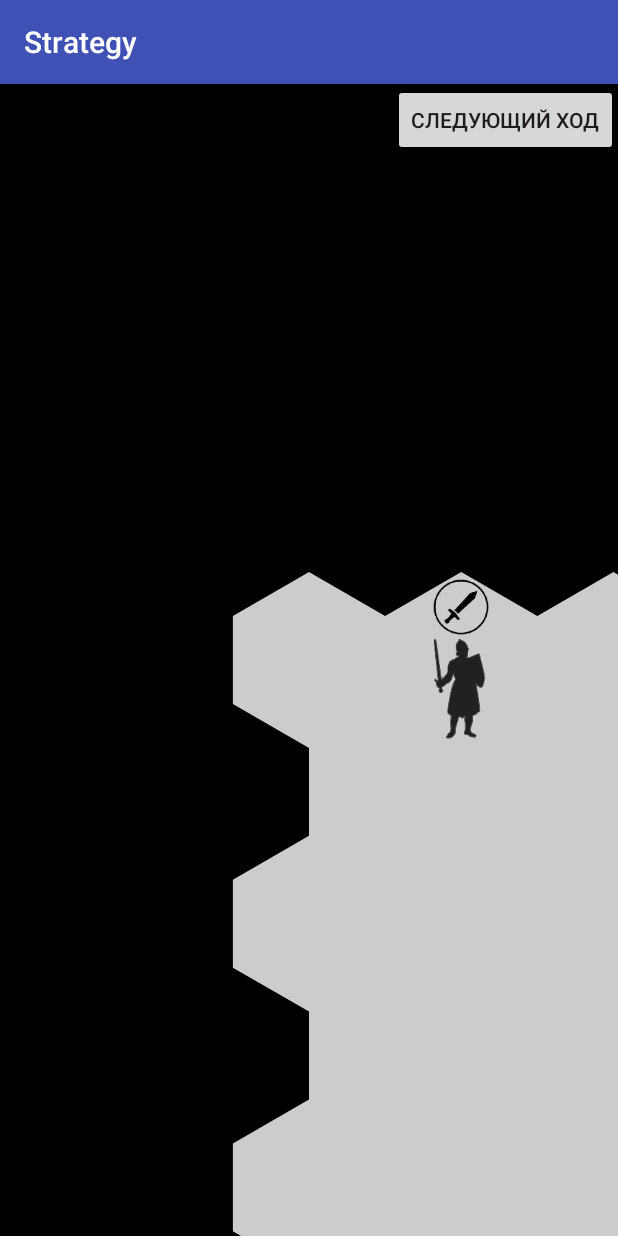
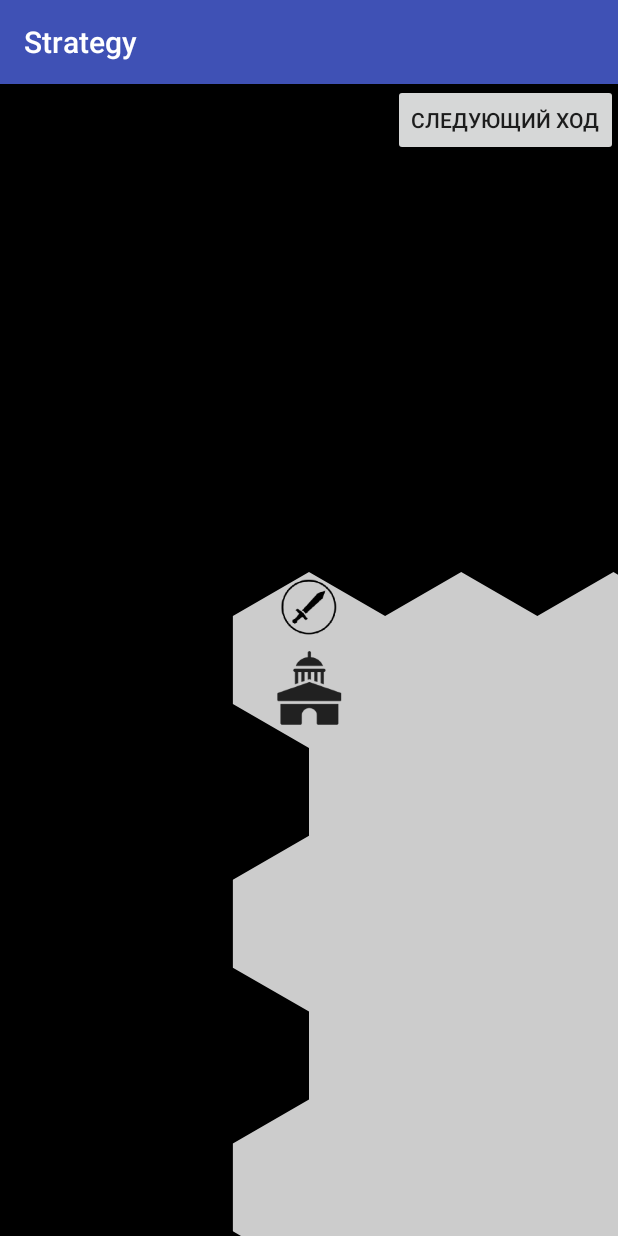
Before and after one commit to rpuxa/Strategy, an Android app: the screen it shows after launch (GameActivity), on a phone screen of 412 x 824 dp. Run offline under Robolectric (Android 15) with nearby library versions, the phone set to English and light mode, and no system bars.

Commit message:
fixed visual bugs

```diff
--- a/app/src/main/java/ru/rpuxa/strategy/visual/view/FieldView.kt
+++ b/app/src/main/java/ru/rpuxa/strategy/visual/view/FieldView.kt
@@ -12,10 +12,12 @@ import ru.rpuxa.strategy.field.FightingUnit
 import ru.rpuxa.strategy.field.HexagonField
 import ru.rpuxa.strategy.field.Unit
 import ru.rpuxa.strategy.field.interfaces.NaturalStructures
+import ru.rpuxa.strategy.field.objects.player.Town
 import ru.rpuxa.strategy.field.units.Swordsman
 import ru.rpuxa.strategy.geometry.Point
 import ru.rpuxa.strategy.geometry.pt
 import ru.rpuxa.strategy.players.Human
+import ru.rpuxa.strategy.players.Player
 import ru.rpuxa.strategy.visual.Animation
 import ru.rpuxa.strategy.visual.FieldAnimator
 import ru.rpuxa.strategy.visual.FieldVisualizer
@@ -107,8 +109,8 @@ class FieldView(context: Context, attrs: AttributeSet) : View(context, attrs), F
     override fun draw(field: Field) {
         if (field !is HexagonField)
             throw IllegalStateException("FieldView cannot view not HexagonFields")
-    //    field[0, 0].obj = Town(0, 0, Player.RED)
-        field[2, 0].unit = Swordsman(2, 0)
+        field[0, 0].obj = Town(0, 0, Player.RED)
+        field[0, 0].unit = Swordsman(0, 0)
         regionBuilder = RegionBuilder(this, field)
         rebuild = true
         invalidate()
--- a/app/src/main/java/ru/rpuxa/strategy/visual/view/ObjInfoController.kt
+++ b/app/src/main/java/ru/rpuxa/strategy/visual/view/ObjInfoController.kt
@@ -4,7 +4,10 @@ import android.animation.ValueAnimator
 import android.view.View
 import kotlinx.android.synthetic.main.main.*
 import kotlinx.android.synthetic.main.object_info.view.*
-import ru.rpuxa.strategy.*
+import ru.rpuxa.strategy.OPEN_OBJ_INFO_DIRECTION
+import ru.rpuxa.strategy.UNIT_REGION_MOVE_BORDER_COLOR
+import ru.rpuxa.strategy.UNIT_REGION_MOVE_BORDER_EFFECTS
+import ru.rpuxa.strategy.UNIT_REGION_MOVE_BORDER_WIDTH
 import ru.rpuxa.strategy.activities.GameActivity
 import ru.rpuxa.strategy.field.Cell
 import ru.rpuxa.strategy.field.Field
--- a/app/src/main/java/ru/rpuxa/strategy/visual/view/TextureBank.kt
+++ b/app/src/main/java/ru/rpuxa/strategy/visual/view/TextureBank.kt
@@ -8,7 +8,7 @@ import ru.rpuxa.strategy.R
 class TextureBank(private val resources: Resources) {
     private val list = ArrayList<Bitmap>()
     private val scaledList = ArrayList<Scaled>()
-    var lastSize = -1L
+    private var lastSize = -1L
 
 
 
@@ -16,10 +16,10 @@ class TextureBank(private val resources: Resources) {
     operator fun get(i: Int) = list[i]
 
     fun getScaled(index: Int, width: Int, height: Int): Bitmap {
-        val find = scaledList.find { it.width == width && it.height == height }
+        val find = scaledList.find { it.width == width && it.height == height && it.index == index }
         if (find == null) {
             val bitmap = Bitmap.createScaledBitmap(this[index], width, height, false)
-            scaledList.add(Scaled(bitmap, width, height))
+            scaledList.add(Scaled(bitmap, width, height, index))
             return bitmap
         }
         return find.bitmap
@@ -59,5 +59,5 @@ class TextureBank(private val resources: Resources) {
     }
 
 
-    private inner class Scaled(val bitmap: Bitmap, val width: Int, val height: Int)
+    private inner class Scaled(val bitmap: Bitmap, val width: Int, val height: Int, val index: Int)
 }
```
Also changed, not shown: app/src/main/java/ru/rpuxa/strategy/field/Field.kt (+3 -6 lines).
